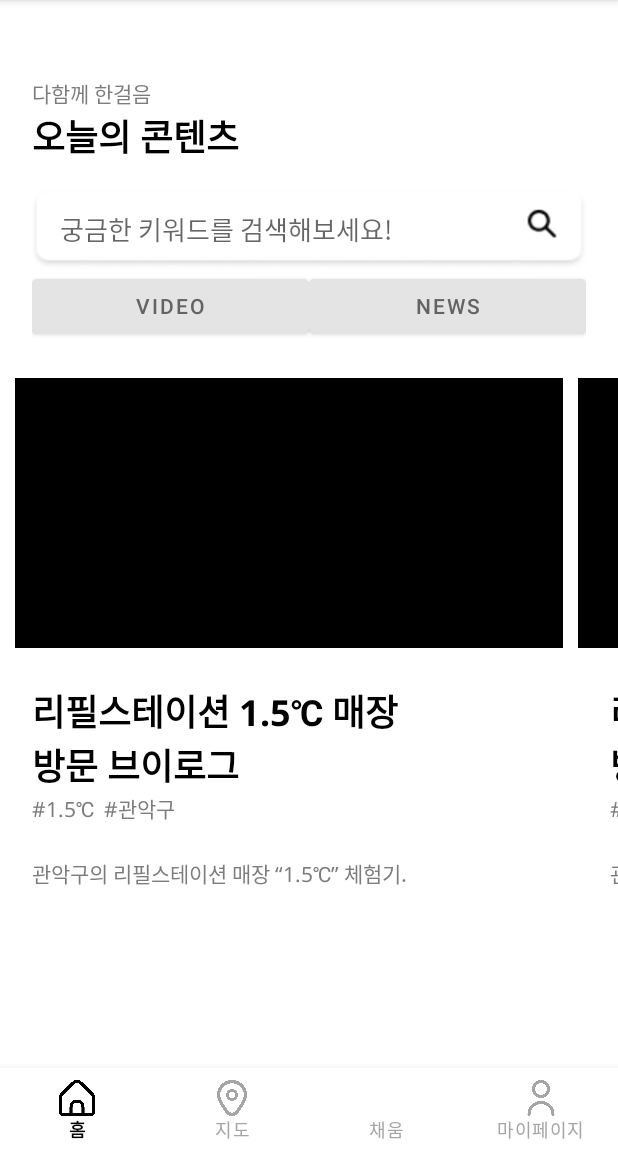
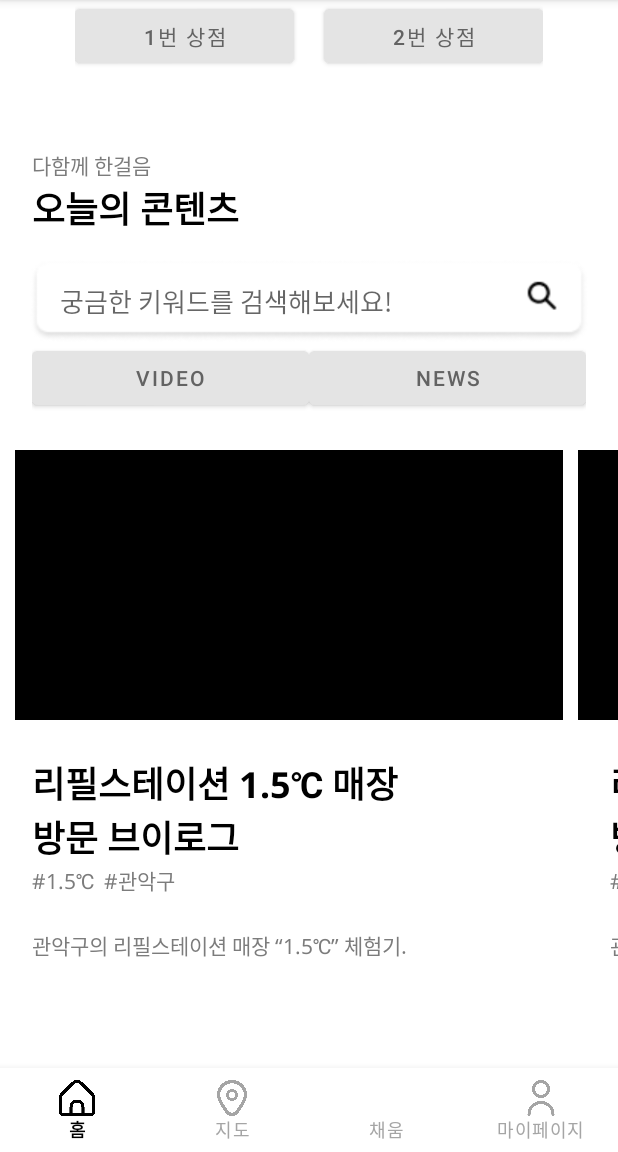
Before and after one commit to qorwlalsjimin/Cheum_STAC_pervious, an Android app: the screen it shows after launch (MainActivity), on a phone screen of 412 x 824 dp, the part 84-1236 px from its top. Run offline under Robolectric (Android 15) with nearby library versions, the phone set to English and light mode, and no system bars; our stand-ins replace Firebase (no records; nobody signed in at launch, a user with empty details on screens opened directly); libraries missing offline, so code that uses them is left out: net.daum.mf.

Commit message:
firebase realtime database 예제 추가

```diff
--- a/app/build.gradle
+++ b/app/build.gradle
@@ -37,6 +37,7 @@
     implementation 'com.google.android.material:material:1.6.1'
     implementation 'androidx.constraintlayout:constraintlayout:2.1.4'
     implementation files('libs\\libDaumMapAndroid.jar')
+    implementation 'com.google.firebase:firebase-database:19.2.1'
     testImplementation 'junit:junit:4.13.2'
     androidTestImplementation 'androidx.test.ext:junit:1.1.3'
     androidTestImplementation 'androidx.test.espresso:espresso-core:3.4.0'
--- a/app/src/main/java/mirim/cheum_stac/HomeFragment.java
+++ b/app/src/main/java/mirim/cheum_stac/HomeFragment.java
@@ -1,12 +1,29 @@
 package mirim.cheum_stac;
 
+import android.graphics.Color;
+import android.os.Build;
 import android.os.Bundle;
 
+import androidx.annotation.RequiresApi;
 import androidx.fragment.app.Fragment;
 
+import android.util.Log;
 import android.view.LayoutInflater;
 import android.view.View;
 import android.view.ViewGroup;
+import android.widget.Button;
+
+import com.google.firebase.database.DataSnapshot;
+import com.google.firebase.database.DatabaseError;
+import com.google.firebase.database.DatabaseReference;
+import com.google.firebase.database.ValueEventListener;
+
+import java.util.ArrayList;
+import java.util.List;
+import java.util.Optional;
+
+import mirim.cheum_stac.util.FirebaseUtils;
+import mirim.cheum_stac.util.UserUtils;
 
 /**
  * A simple {@link Fragment} subclass.
@@ -53,12 +70,63 @@
             mParam1 = getArguments().getString(ARG_PARAM1);
             mParam2 = getArguments().getString(ARG_PARAM2);
         }
+
+
     }
 
     @Override
     public View onCreateView(LayoutInflater inflater, ViewGroup container,
                              Bundle savedInstanceState) {
         // Inflate the layout for this fragment
-        return inflater.inflate(R.layout.fragment_home, container, false);
+        View view = inflater.inflate(R.layout.fragment_home, container, false);
+
+
+        List<Button> buttonList = new ArrayList<>();
+        buttonList.add(view.findViewById(R.id.store_btn_1));
+        buttonList.add(view.findViewById(R.id.store_btn_2));
+
+        /**
+         *  root/{user의 hash값}/~ 을 바라보는 디비 주소값을 받아와서 그 밑에 store을 바라봄
+         *  root/{user의 hash값}/store/
+         * **/
+        DatabaseReference reference = FirebaseUtils.getUserReference();
+
+        //위에서 갖고온 store 주소값의 데이터를 읽어서 버튼 상태값 바꿔주기
+        reference.addValueEventListener(new ValueEventListener() {
+            @Override
+            public void onDataChange(DataSnapshot dataSnapshot) {
+                for (Button button : buttonList) {
+                    String path = UserUtils.getHash() + "/store/" + button.getTag().toString();
+                    Boolean favorite = false;
+                    if (dataSnapshot.child(path).exists()){
+                        favorite = dataSnapshot.child(path).getValue(Boolean.class);
+                        button.setTextColor(getColor(favorite));
+                    }
+                    reference.child(path).setValue(favorite);
+                    button.setOnClickListener(new View.OnClickListener() {
+                        @Override
+                        public void onClick(View view) {
+                            Boolean favorite = !getColorFavorite(button.getCurrentTextColor());
+                            button.setTextColor(getColor(favorite));
+                            reference.child(path).setValue(favorite);
+                        }
+                    });
+                }
+            }
+
+            @Override
+            public void onCancelled(DatabaseError error) {
+                //에러 처리
+            }
+        });
+        return view;
+    }
+
+    public Boolean getColorFavorite(int color) {
+        return color == Color.RED;
+    }
+
+    public int getColor(Boolean favorite) {
+        return favorite ? Color.RED : Color.BLUE;
     }
 }
--- a/app/src/main/java/mirim/cheum_stac/MainActivity.java
+++ b/app/src/main/java/mirim/cheum_stac/MainActivity.java
@@ -21,6 +21,8 @@
 import net.daum.mf.map.api.MapView;
 
 import java.security.MessageDigest;
+
+import mirim.cheum_stac.util.UserUtils;
 
 public class MainActivity extends AppCompatActivity {
     private FragmentManager fragmentManager = getSupportFragmentManager();
@@ -73,6 +75,9 @@
                 md = MessageDigest.getInstance("SHA");
                 md.update(signature.toByteArray());
                 String something = new String(Base64.encode(md.digest(), 0));
+
+                /** 유저 해시값에서 \n만 없애고 UserUtils의 hash변수에 넣어준다. **/
+                UserUtils.setHash(something.replaceAll("\n", ""));
                 Log.e("Hash key", something);
             }
         } catch (Exception e) {
--- /dev/null
+++ b/app/src/main/java/mirim/cheum_stac/util/FirebaseUtils.java
@@ -0,0 +1,19 @@
+package mirim.cheum_stac.util;
+
+import com.google.firebase.database.DatabaseReference;
+import com.google.firebase.database.FirebaseDatabase;
+
+
+/** 파이어베이스 데이터베이스 유틸 클래스 **/
+public class FirebaseUtils {
+    private static FirebaseDatabase firebaseDatabase = FirebaseDatabase.getInstance("https://cheum2022-9a9c3-default-rtdb.firebaseio.com");
+
+    public static FirebaseDatabase getDatabase(){
+        return firebaseDatabase;
+    }
+
+    /** root/{user의 hash값}/~ 을 바라보는 디비 주소값을 전달 **/
+    public static DatabaseReference getUserReference(){
+        return firebaseDatabase.getReference("user");
+    }
+}
--- /dev/null
+++ b/app/src/main/java/mirim/cheum_stac/util/UserUtils.java
@@ -0,0 +1,13 @@
+package mirim.cheum_stac.util;
+
+public class UserUtils {
+    private static String hash;
+
+    public static String getHash() {
+        return hash;
+    }
+
+    public static void setHash(String hash) {
+        UserUtils.hash = hash;
+    }
+}
--- a/app/src/main/res/layout/fragment_home.xml
+++ b/app/src/main/res/layout/fragment_home.xml
@@ -6,6 +6,33 @@
     android:orientation="vertical"
     tools:context=".HomeFragment">
 
+
+    <LinearLayout
+        android:layout_width="match_parent"
+        android:layout_height="wrap_content"
+        android:layout_marginLeft="50dp"
+        android:layout_marginRight="50dp">
+        <Button
+            android:layout_width="0dp"
+            android:layout_height="wrap_content"
+            android:layout_weight="1"
+            android:id="@+id/store_btn_1"
+            android:layout_marginRight="10dp"
+            android:text="1번 상점"
+            android:tag="1"
+            android:backgroundTint="#E4E4E4"
+            android:textColor="#636363"/>
+        <Button
+            android:layout_width="0dp"
+            android:layout_height="wrap_content"
+            android:layout_weight="1"
+            android:id="@+id/store_btn_2"
+            android:layout_marginLeft="10dp"
+            android:text="2번 상점"
+            android:tag="2"
+            android:backgroundTint="#E4E4E4"
+            android:textColor="#636363"/>
+    </LinearLayout>
     <TextView
         android:layout_width="wrap_content"
         android:layout_height="wrap_content"
```
Also changed, not shown: 1 other file.
